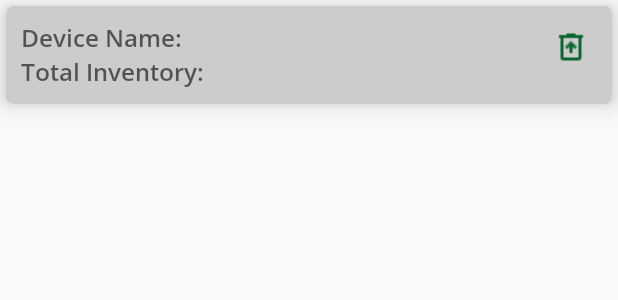
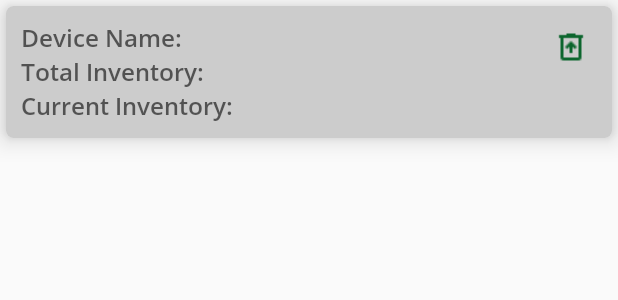
Before and after one commit to maheshtechastr/DeviceInventoryManagementSystem, an Android app: the layout device_list_item.xml on its own in the app's theme, with its tools: preview values and no code run, on a phone screen of 412 x 824 dp. Shown: the top 300 px of the screen. Run offline under Robolectric (Android 15) with nearby library versions, the phone set to English and light mode, and no system bars.

Commit message:
commit remaining files added a column in DeviceEntity

```diff
--- a/app/src/main/java/com/mpg/nagarro/deviceinventorymgmt/ui/devices/AddEditDeviceViewModel.kt
+++ b/app/src/main/java/com/mpg/nagarro/deviceinventorymgmt/ui/devices/AddEditDeviceViewModel.kt
@@ -24,13 +24,13 @@ class AddEditDeviceViewModel
 
         if (Utils.isNullOrEmpty(name))
             return
+        val totalInventory = getDeviceCount(inventory)
 
-        val deviceEntity = DeviceEntity(name!!, getDeviceCount(inventory))
+        val deviceEntity = DeviceEntity(name!!, totalInventory, totalInventory)
         viewModelScope.launch {
             repository.addDevice(deviceEntity)
         }
     }
-
 
 
     private fun getDeviceCount(totalC: String?): Int {
--- a/app/src/main/res/layout/add_edit_device_fragment.xml
+++ b/app/src/main/res/layout/add_edit_device_fragment.xml
@@ -53,7 +53,7 @@
                 <com.google.android.material.textfield.TextInputEditText
                     android:layout_width="match_parent"
                     android:layout_height="wrap_content"
-                    android:hint="@string/device_count"
+                    android:hint="@string/total_inventory"
                     android:inputType="number"
                     android:minEms="1"
                     android:text="@={viewModel.totalInventory}" />
--- a/app/src/main/res/layout/device_list_item.xml
+++ b/app/src/main/res/layout/device_list_item.xml
@@ -37,10 +37,19 @@
                 android:id="@+id/tv_total_inventory"
                 android:layout_width="wrap_content"
                 android:layout_height="wrap_content"
-                android:hint="@string/device_count"
+                android:hint="@string/total_inventory"
                 app:layout_constraintStart_toStartOf="@id/tv_name"
                 app:layout_constraintTop_toBottomOf="@id/tv_name"
-                app:text="@{@string/device_count +deviceinfo.totalDeviceCount}" />
+                app:text="@{@string/total_inventory +deviceinfo.totalInventory}" />
+
+            <TextView
+                android:id="@+id/tv_current_inventory"
+                android:layout_width="wrap_content"
+                android:layout_height="wrap_content"
+                android:hint="@string/current_inventory"
+                app:layout_constraintStart_toStartOf="@id/tv_total_inventory"
+                app:layout_constraintTop_toBottomOf="@id/tv_total_inventory"
+                app:text="@{@string/current_inventory +deviceinfo.currentAvailableInventory}" />
 
             <ImageView
                 android:id="@+id/iv_delete_row"
--- a/app/src/main/res/values/strings.xml
+++ b/app/src/main/res/values/strings.xml
@@ -6,7 +6,8 @@
     <string name="device_date"><b>Returned Date: </b></string>
     <string name="employee_name"><b>Employee Name: </b></string>
     <string name="assign">Assign</string>
-    <string name="device_count"><b>Total Inventory: </b></string>
+    <string name="total_inventory"><b>Total Inventory: </b></string>
+    <string name="current_inventory"><b>Current Inventory: </b></string>
     <string name="email"><b>Email: </b></string>
     <string name="emailId">Abc@xyz.com</string>
     <string name="add_device">Add</string>
```
Also changed, not shown: app/src/main/java/com/mpg/nagarro/deviceinventorymgmt/data/entity/DeviceEntity.kt (+5 -3 lines), app/src/main/java/com/mpg/nagarro/deviceinventorymgmt/data/entity/Result.kt (+0 -16 lines), app/src/main/java/com/mpg/nagarro/deviceinventorymgmt/data/local/InventoryDao.kt (+77 -75 lines).
